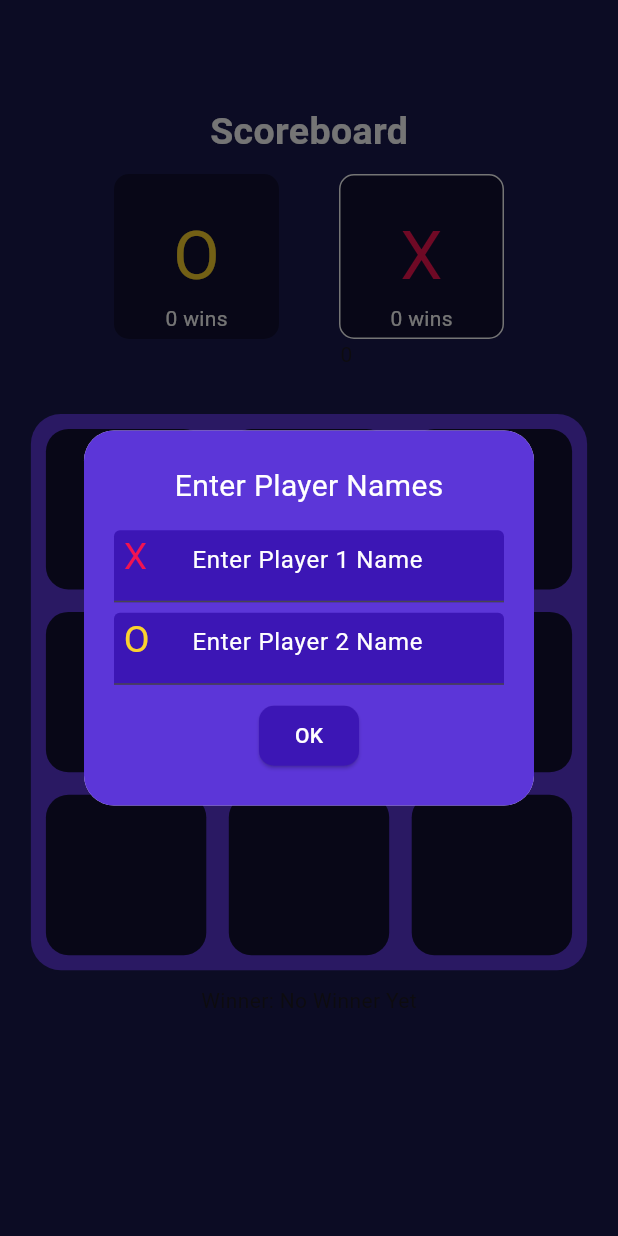
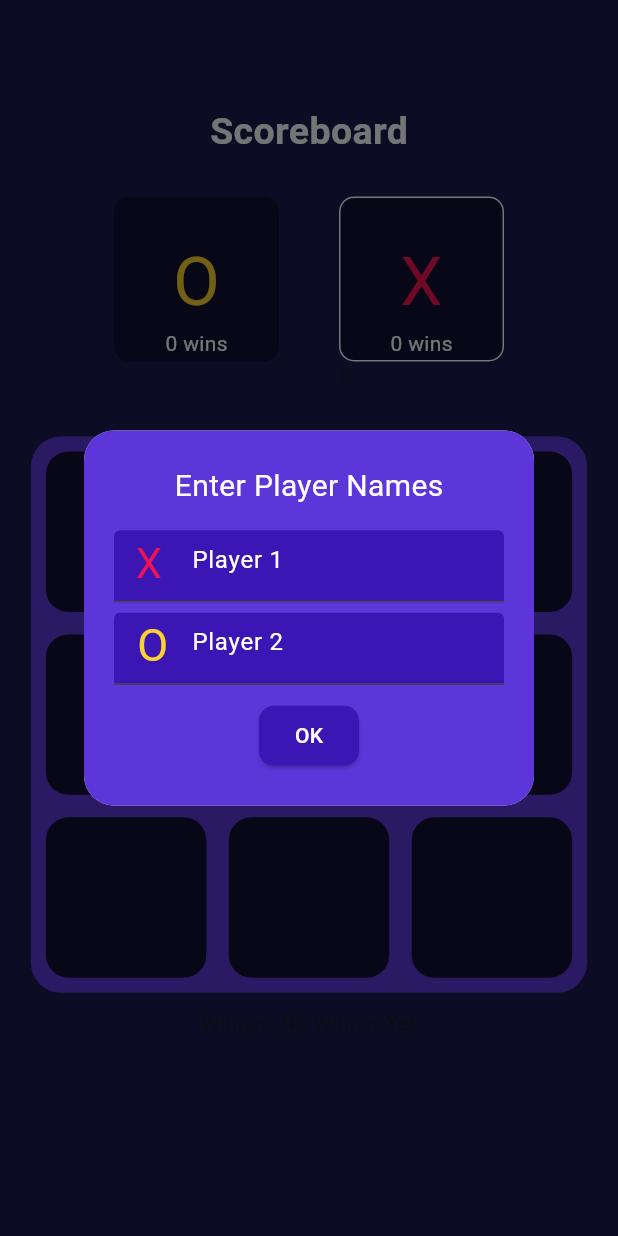
Before and after one commit to 3SyedShayan/Tic-Tac-Toe, a Flutter app: the screen it shows after launch, on a phone screen of 412 x 824 dp. Run offline on Flutter 3.47's test engine with Material 3 defaults, Android fonts, the phone set to English and light mode, and no system bars; our stand-ins replace flutter_riverpod, google_fonts.

Commit message:
Both Dialog Boxes UI Improved

```diff
--- a/lib/widgets/name_dialog.dart
+++ b/lib/widgets/name_dialog.dart
@@ -36,14 +36,17 @@ class NameDialog extends ConsumerWidget {
               decoration: InputDecoration(
                 fillColor: Color.fromRGBO(60, 22, 181, 1),
                 filled: true,
-                prefixIcon: Text(
-                  " X",
-                  style: GoogleFonts.cherryBombOne(
-                    color: Color.fromRGBO(241, 19, 81, 1),
-                    fontSize: 25,
+                prefixIcon: Padding(
+                  padding: EdgeInsets.only(top: 2),
+                  child: Text(
+                    "  X",
+                    style: GoogleFonts.cherryBombOne(
+                      color: Color.fromRGBO(241, 19, 81, 1),
+                      fontSize: 28,
+                    ),
                   ),
                 ),
-                hintText: "Enter Player 1 Name",
+                hintText: "Player 1",
                 hintStyle: TextStyle(color: Colors.white),
                 focusedBorder: UnderlineInputBorder(
                   borderSide: BorderSide(color: Colors.green),
@@ -59,14 +62,14 @@ class NameDialog extends ConsumerWidget {
                 fillColor: Color.fromRGBO(60, 22, 181, 1),
                 filled: true,
                 prefixIcon: Text(
-                  " O",
+                  "  O",
                   style: GoogleFonts.cherryBombOne(
                     color: Color.fromRGBO(251, 210, 46, 1),
-                    fontSize: 25,
+                    fontSize: 30,
                   ),
                 ),
 
-                hintText: "Enter Player 2 Name",
+                hintText: "Player 2",
                 hintStyle: TextStyle(color: Colors.white),
                 focusedBorder: UnderlineInputBorder(
                   borderSide: BorderSide(color: Colors.green),
--- a/lib/widgets/scoreboard.dart
+++ b/lib/widgets/scoreboard.dart
@@ -19,7 +19,7 @@ class Scoreboard extends ConsumerWidget {
             color: Colors.white,
           ),
         ),
-        SizedBox(height: 10),
+        SizedBox(height: 25),
         Row(
           mainAxisAlignment: MainAxisAlignment.center,
 
@@ -42,7 +42,7 @@ class Scoreboard extends ConsumerWidget {
                   children: [
                     Text(
                       ref.watch(playerName1),
-                      style: TextStyle(color: Colors.white),
+                      style: TextStyle(color: Colors.white, fontSize: 16),
                     ),
                     Text(
                       "O",
@@ -78,7 +78,7 @@ class Scoreboard extends ConsumerWidget {
                   children: [
                     Text(
                       ref.watch(playerName2),
-                      style: TextStyle(color: Colors.white),
+                      style: TextStyle(color: Colors.white, fontSize: 16),
                     ),
                     Text(
                       "X",
```
Also changed, not shown: lib/widgets/dialogbox.dart (+17 -5 lines).
